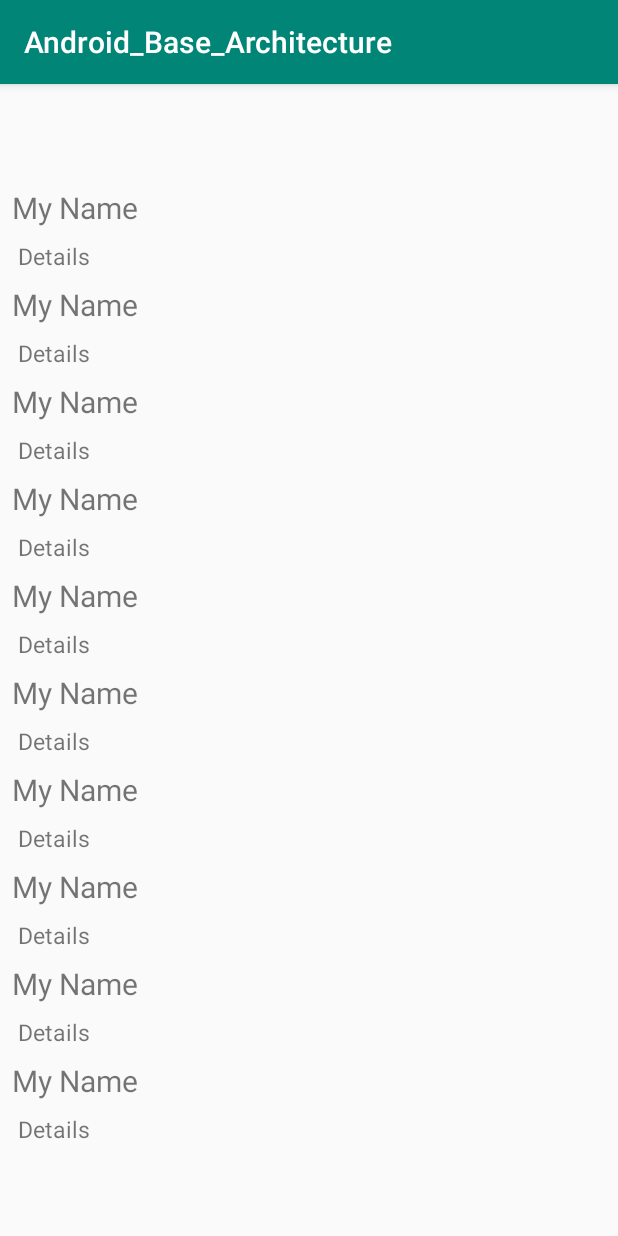
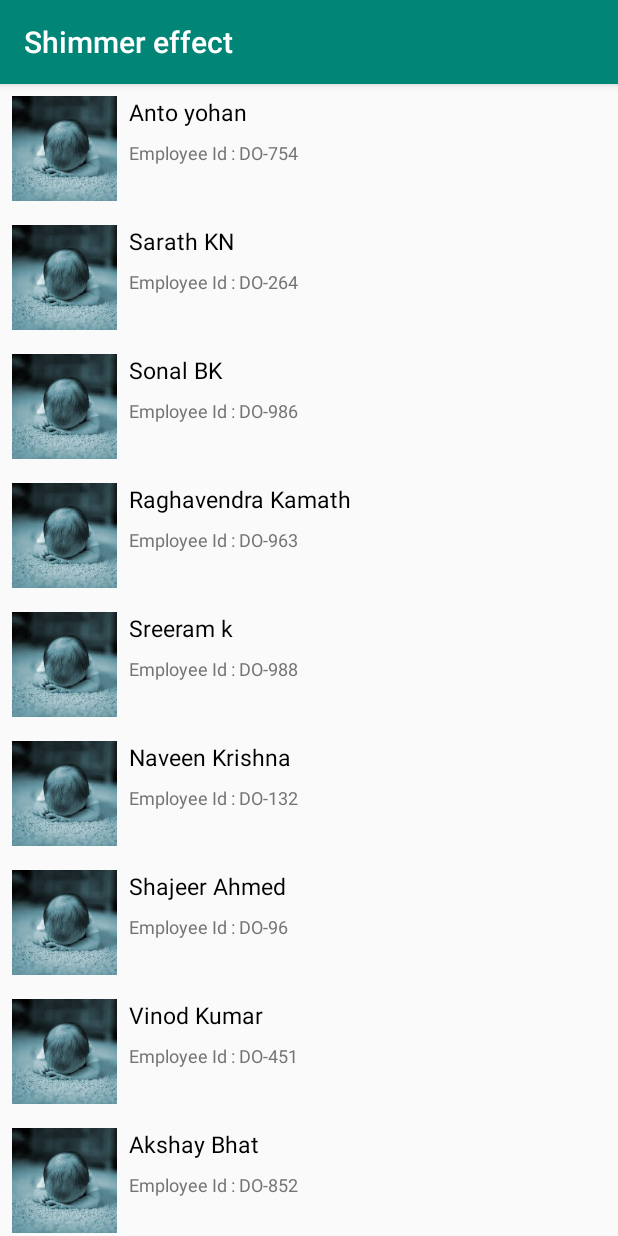
Before and after one commit to antoyohan/Android_Base_Architecture, an Android app: the screen it shows after launch (MainActivity), on a phone screen of 412 x 824 dp. Run offline under Robolectric (Android 15) with nearby library versions, the phone set to English and light mode, and no system bars; our stand-ins replace Dagger/Hilt's generated code, Shimmer, data binding; libraries missing offline, so code that uses them is left out: com.jakewharton.retrofit2; 2 statements that could not run were skipped.

Commit message:
Added shimmer effect

```diff
--- a/app/build.gradle
+++ b/app/build.gradle
@@ -58,4 +58,5 @@ dependencies {
     implementation 'android.arch.lifecycle:extensions:1.1.1'
     annotationProcessor "android.arch.lifecycle:compiler:1.1.1"
     implementation 'com.android.support:recyclerview-v7:28.0.0'
+    implementation 'com.facebook.shimmer:shimmer:0.1.0@aar'
 }
--- a/app/src/main/java/com/example/ando/android_base_architecture/di/module/ViewModelModule.java
+++ b/app/src/main/java/com/example/ando/android_base_architecture/di/module/ViewModelModule.java
@@ -6,6 +6,7 @@ import android.arch.lifecycle.ViewModelProvider;
 import com.example.ando.android_base_architecture.di.AppViewModelFactory;
 import com.example.ando.android_base_architecture.di.ViewModelKey;
 import com.example.ando.android_base_architecture.viewmodel.HomeViewModel;
+import com.example.ando.android_base_architecture.viewmodel.TestViewModel;
 
 import dagger.Binds;
 import dagger.Module;
@@ -21,4 +22,9 @@ public abstract class ViewModelModule {
     @ViewModelKey(HomeViewModel.class)
     abstract ViewModel bindHomeViewModel(HomeViewModel viewModel);
 
+    @Binds
+    @IntoMap
+    @ViewModelKey(TestViewModel.class)
+    abstract ViewModel bindTestViewModel(TestViewModel viewModel);
+
 }
--- a/app/src/main/java/com/example/ando/android_base_architecture/ui/Fragment_Recycler.java
+++ b/app/src/main/java/com/example/ando/android_base_architecture/ui/Fragment_Recycler.java
@@ -2,6 +2,7 @@ package com.example.ando.android_base_architecture.ui;
 
 import android.databinding.DataBindingUtil;
 import android.os.Bundle;
+import android.os.Handler;
 import android.support.annotation.NonNull;
 import android.support.annotation.Nullable;
 import android.support.v4.app.Fragment;
@@ -15,6 +16,7 @@ import com.example.ando.android_base_architecture.R;
 import com.example.ando.android_base_architecture.databinding.FragmentListBinding;
 import com.example.ando.android_base_architecture.models.Employee;
 import com.example.ando.android_base_architecture.ui.adapters.ListRecyclerViewAdapter;
+import com.facebook.shimmer.ShimmerFrameLayout;
 
 import java.util.ArrayList;
 import java.util.List;
@@ -25,6 +27,7 @@ public class Fragment_Recycler extends Fragment {
     private static String TAG = Fragment_Recycler.class.getSimpleName();
 
     private FragmentListBinding layoutBinding;
+    private ShimmerFrameLayout mShimmerViewContainer;
 
     @Inject
     public Fragment_Recycler() {
@@ -40,13 +43,16 @@ public class Fragment_Recycler extends Fragment {
     public View onCreateView(@NonNull LayoutInflater inflater, @Nullable ViewGroup container, @Nullable Bundle savedInstanceState) {
         layoutBinding = DataBindingUtil.inflate(inflater, R.layout.fragment_list, container, false);
         Log.d(TAG, "onCreateView: ");
-        initViews();
+        mShimmerViewContainer = layoutBinding.getRoot().findViewById(R.id.shimmer_view_container);
+
+        new Handler().postDelayed(this::initViews, 3000);
         return layoutBinding.getRoot();
     }
 
     @Override
     public void onResume() {
         super.onResume();
+        mShimmerViewContainer.startShimmerAnimation();
     }
 
     private void initViews() {
@@ -54,12 +60,23 @@ public class Fragment_Recycler extends Fragment {
         ListRecyclerViewAdapter adapter = new ListRecyclerViewAdapter(getEmloyeeList());
         layoutBinding.mainList.setLayoutManager(new LinearLayoutManager(this.getContext()));
         layoutBinding.mainList.setAdapter(adapter);
+        layoutBinding.mainList.setVisibility(View.VISIBLE);
+        mShimmerViewContainer.stopShimmerAnimation();
+        mShimmerViewContainer.setVisibility(View.GONE);
     }
 
     private List<Employee> getEmloyeeList() {
         List<Employee> employeeList = new ArrayList<>();
         for (int i = 0; i < 10; i++) {
-            employeeList.add(new Employee("My Name", " Details"));
+            employeeList.add(new Employee("Anto yohan", "Employee Id : DO-754"));
+            employeeList.add(new Employee("Sarath KN", "Employee Id : DO-264"));
+            employeeList.add(new Employee("Sonal BK ", "Employee Id : DO-986"));
+            employeeList.add(new Employee("Raghavendra Kamath ", "Employee Id : DO-963"));
+            employeeList.add(new Employee("Sreeram k", "Employee Id : DO-988"));
+            employeeList.add(new Employee("Naveen Krishna", "Employee Id : DO-132"));
+            employeeList.add(new Employee("Shajeer Ahmed", "Employee Id : DO-96"));
+            employeeList.add(new Employee("Vinod Kumar", "Employee Id : DO-451"));
+            employeeList.add(new Employee("Akshay Bhat", "Employee Id : DO-852"));
         }
         return employeeList;
     }
--- a/app/src/main/res/layout/employee_list_item.xml
+++ b/app/src/main/res/layout/employee_list_item.xml
@@ -2,16 +2,28 @@
 <android.support.constraint.ConstraintLayout xmlns:android="http://schemas.android.com/apk/res/android"
     xmlns:app="http://schemas.android.com/apk/res-auto"
     android:layout_width="match_parent"
-    android:layout_height="wrap_content">
+    android:layout_height="wrap_content"
+    android:layout_marginTop="8dp">
+
+    <ImageView
+        android:id="@+id/image_view"
+        android:layout_width="@dimen/placeholderImage"
+        android:layout_height="@dimen/placeholderImage"
+        android:layout_marginStart="8dp"
+        android:layout_marginBottom="8dp"
+        android:src="@drawable/profile_sample"
+        app:layout_constraintBottom_toBottomOf="parent"
+        app:layout_constraintStart_toStartOf="parent"
+        app:layout_constraintTop_toTopOf="parent" />
 
     <TextView
         android:id="@+id/title"
         android:layout_width="wrap_content"
         android:layout_height="wrap_content"
         android:layout_marginStart="8dp"
-        android:layout_marginTop="8dp"
-        android:textSize="20dp"
-        app:layout_constraintStart_toStartOf="parent"
+        android:textColor="@color/black"
+        android:textSize="15dp"
+        app:layout_constraintStart_toEndOf="@id/image_view"
         app:layout_constraintTop_toTopOf="parent" />
 
     <TextView
@@ -20,7 +32,8 @@
         android:layout_height="wrap_content"
         android:layout_marginStart="8dp"
         android:layout_marginTop="8dp"
-        android:textSize="15dp"
-        app:layout_constraintStart_toStartOf="parent"
+        android:textColor="@color/light_gray"
+        android:textSize="12dp"
+        app:layout_constraintStart_toEndOf="@id/image_view"
         app:layout_constraintTop_toBottomOf="@+id/title" />
 </android.support.constraint.ConstraintLayout>
--- a/app/src/main/res/layout/fragment_list.xml
+++ b/app/src/main/res/layout/fragment_list.xml
@@ -1,10 +1,46 @@
 <?xml version="1.0" encoding="utf-8"?>
-<layout>
+<layout xmlns:app="http://schemas.android.com/apk/res-auto">
 
     <android.support.constraint.ConstraintLayout xmlns:android="http://schemas.android.com/apk/res/android"
-        xmlns:app="http://schemas.android.com/apk/res-auto"
         android:layout_width="match_parent"
         android:layout_height="match_parent">
+
+        <com.facebook.shimmer.ShimmerFrameLayout
+            android:id="@+id/shimmer_view_container"
+            android:layout_width="match_parent"
+            android:layout_height="wrap_content"
+            android:layout_gravity="center"
+            android:layout_marginTop="8dp"
+            android:layout_marginEnd="8dp"
+            android:orientation="vertical"
+            app:duration="800"
+            app:layout_constraintEnd_toEndOf="parent"
+            app:layout_constraintEnd_toStartOf="parent"
+            app:layout_constraintStart_toStartOf="parent"
+            app:layout_constraintTop_toTopOf="parent">
+
+            <!-- Adding 7 rows of placeholders -->
+            <LinearLayout
+                android:layout_width="320dp"
+                android:layout_height="wrap_content"
+                android:orientation="vertical">
+
+                <include layout="@layout/layout_placeholder" />
+
+                <include layout="@layout/layout_placeholder" />
+
+                <include layout="@layout/layout_placeholder" />
+
+                <include layout="@layout/layout_placeholder" />
+
+                <include layout="@layout/layout_placeholder" />
+
+                <include layout="@layout/layout_placeholder" />
+
+                <include layout="@layout/layout_placeholder" />
+            </LinearLayout>
+
+        </com.facebook.shimmer.ShimmerFrameLayout>
 
         <android.support.v7.widget.RecyclerView
             android:id="@+id/main_list"
@@ -12,6 +48,7 @@
             android:layout_height="wrap_content"
             android:layout_marginTop="8dp"
             android:layout_marginBottom="8dp"
+            android:visibility="gone"
             app:layout_constraintBottom_toBottomOf="parent"
             app:layout_constraintTop_toTopOf="parent" />
 
--- a/app/src/main/res/values/colors.xml
+++ b/app/src/main/res/values/colors.xml
@@ -3,4 +3,7 @@
     <color name="colorPrimary">#008577</color>
     <color name="colorPrimaryDark">#00574B</color>
     <color name="colorAccent">#D81B60</color>
+    <color name="background">#dddddd</color>
+    <color name="light_gray">#757474</color>
+    <color name="black">#000000</color>
 </resources>
--- a/app/src/main/res/values/strings.xml
+++ b/app/src/main/res/values/strings.xml
@@ -1,5 +1,5 @@
 <resources>
-    <string name="app_name">Android_Base_Architecture</string>
+    <string name="app_name">Shimmer effect</string>
 
     <!-- TODO: Remove or change this placeholder text -->
     <string name="hello_blank_fragment">Hello blank fragment</string>
```
Also changed, not shown: app/src/main/java/com/example/ando/android_base_architecture/viewmodel/TestViewModel.java (added, +12 -0 lines), app/src/main/res/layout/layout_placeholder.xml (added, +32 -0 lines), app/src/main/res/values/dimen.xml (added, +7 -0 lines), app/src/main/res/drawable/profile_sample.jpg (added).
